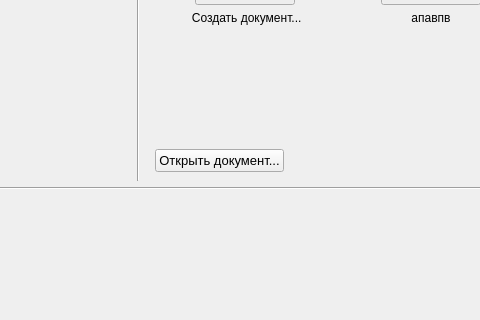
Before: the Qt Designer form src/Application/GUI/hellowindow.ui in Nisitka/air-trail-generator, drawn with Qt 5; both pictures show x 100 to 580 and y 136 to 456 of the 1089 by 651 pixel window.
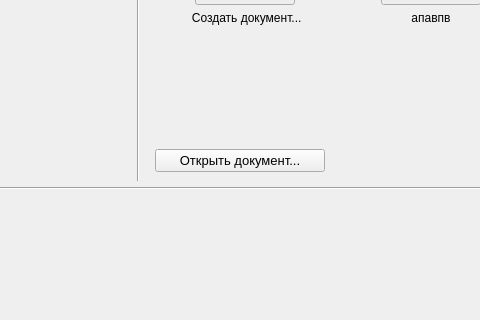
After: the same form once the commit is applied.

What changed in the file:
```diff
--- a/src/Application/GUI/hellowindow.ui
+++ b/src/Application/GUI/hellowindow.ui
@@ -476,6 +476,12 @@
                 <layout class="QHBoxLayout" name="horizontalLayout_3">
                  <item>
                   <widget class="QPushButton" name="openFilePushButton">
+                   <property name="minimumSize">
+                    <size>
+                     <width>170</width>
+                     <height>0</height>
+                    </size>
+                   </property>
                    <property name="font">
                     <font>
                      <pointsize>10</pointsize>
```
